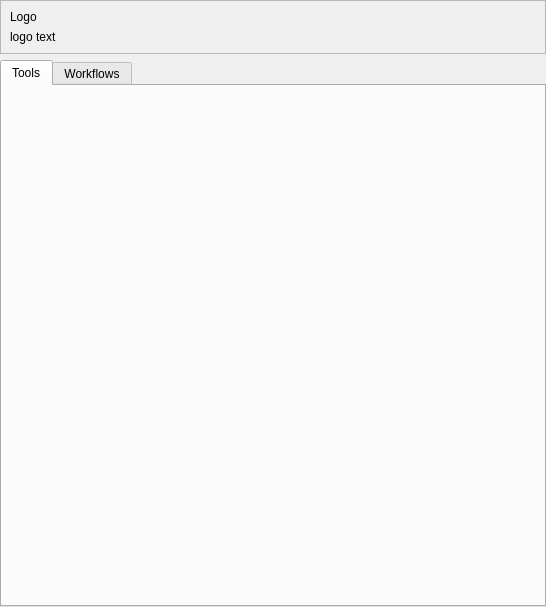
Before: the Qt Designer form forseti/ui/main_window_shell.ui in UIUCLibrary/Speedwagon, drawn with Qt 5.
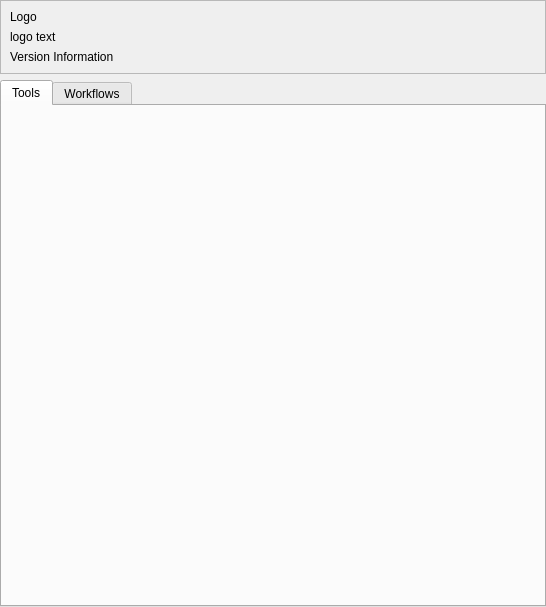
After: the same form once the commit is applied.

Commit message: added label for version information

Patch:
```diff
--- a/forseti/ui/main_window_shell.ui
+++ b/forseti/ui/main_window_shell.ui
@@ -71,6 +71,13 @@
             </property>
            </widget>
           </item>
+          <item>
+           <widget class="QLabel" name="version_label">
+            <property name="text">
+             <string>Version Information</string>
+            </property>
+           </widget>
+          </item>
          </layout>
         </widget>
        </item>
```
